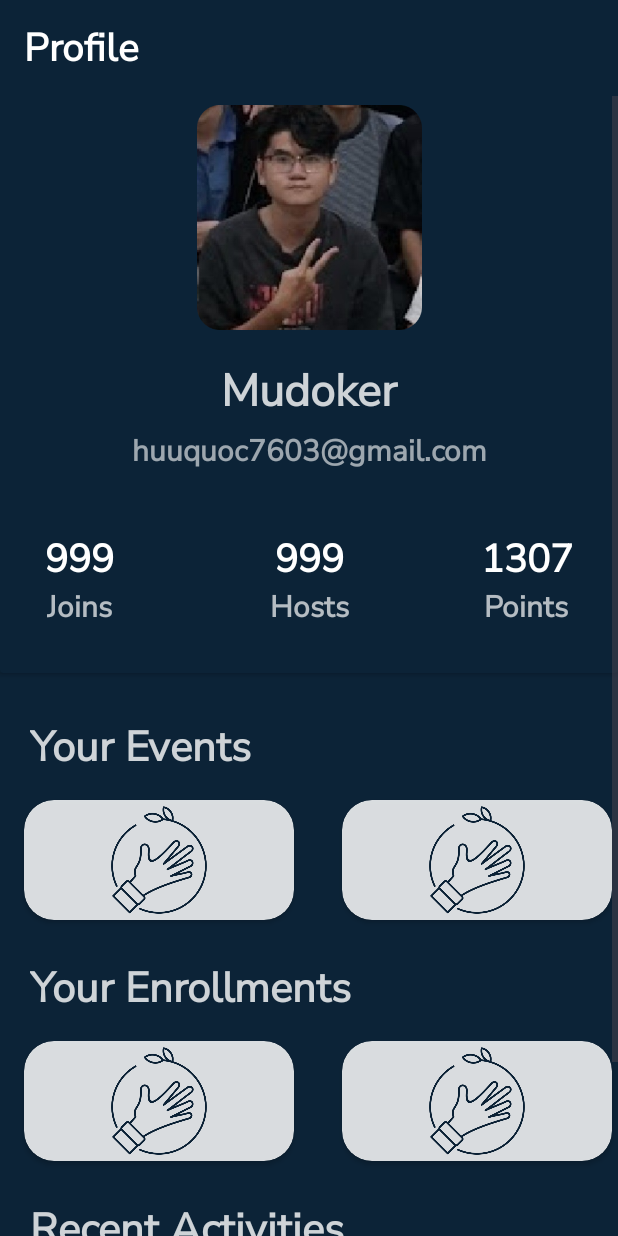
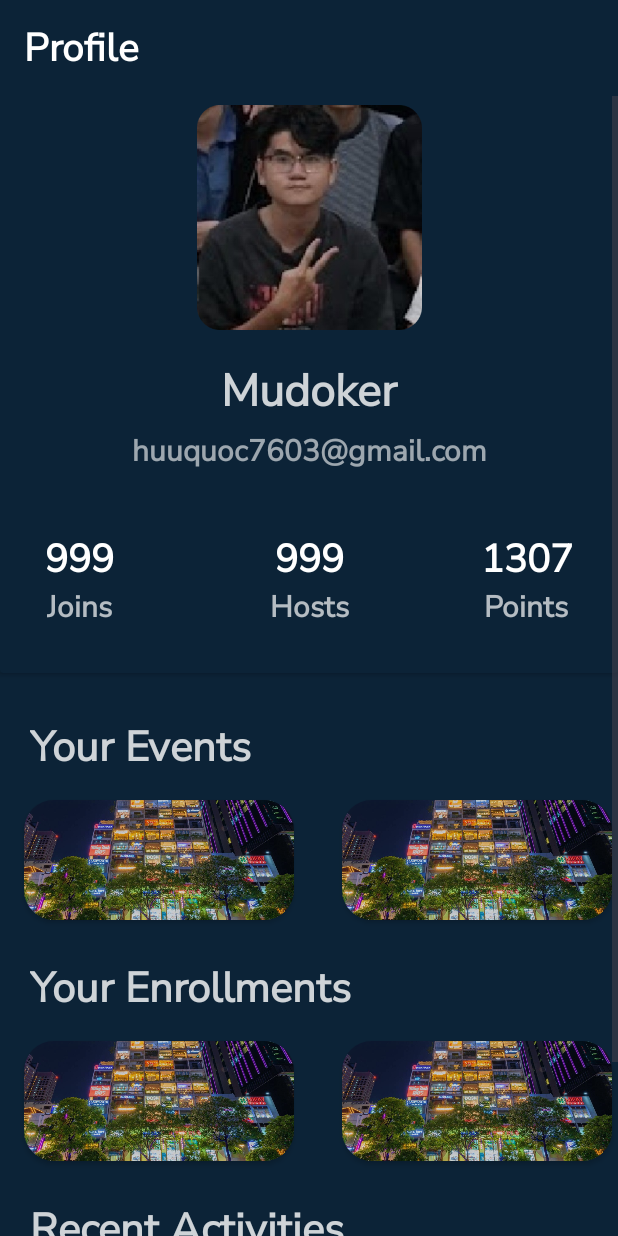
Before and after one commit to Mudoker/Greenify, an Android app: the SignUpActivity screen opened directly, with no data from a screen before it, on a phone screen of 412 x 824 dp. Run offline under Robolectric (Android 15) with nearby library versions, the phone set to English and light mode, and no system bars; Roboto replaces fonts that are not available here.

Commit message:
UI Profile view update + Fix app logo

```diff
--- a/app/src/main/res/layout/activity_walk_through_slider.xml
+++ b/app/src/main/res/layout/activity_walk_through_slider.xml
@@ -43,7 +43,7 @@
         android:fontFamily="@font/nunito_sans"
         android:textSize="23sp"
         android:textAlignment="center"
-        android:textStyle="bold"
+        android:textStyle="italic"
         android:textColor="@color/white"
         android:layout_marginHorizontal="15dp"
         android:alpha="0.6"
--- a/app/src/main/res/layout/fragment_profile.xml
+++ b/app/src/main/res/layout/fragment_profile.xml
@@ -234,14 +234,13 @@
                         app:cardCornerRadius="20dp"
                         android:clickable="true"
                         android:alpha="0.85"
-                        android:backgroundTint="@color/white"
                         android:layout_margin="16dp">
 
                         <androidx.constraintlayout.utils.widget.ImageFilterView
-                            android:layout_width="wrap_content"
-                            android:layout_height="wrap_content"
-                            android:src="@drawable/ic_outreach"
-                            android:tint="@color/dark_blue" />
+                            android:layout_width="match_parent"
+                            android:layout_height="match_parent"
+                            android:scaleType="centerCrop"
+                            android:src="@drawable/test" />
 
                     </androidx.cardview.widget.CardView>
 
@@ -258,8 +257,8 @@
                         <androidx.constraintlayout.utils.widget.ImageFilterView
                             android:layout_width="wrap_content"
                             android:layout_height="wrap_content"
-                            android:src="@drawable/ic_outreach"
-                            android:tint="@color/dark_blue" />
+                            android:scaleType="centerCrop"
+                            android:src="@drawable/test" />
 
                     </androidx.cardview.widget.CardView>
 
@@ -305,8 +304,8 @@
                         <androidx.constraintlayout.utils.widget.ImageFilterView
                             android:layout_width="wrap_content"
                             android:layout_height="wrap_content"
-                            android:src="@drawable/ic_outreach"
-                            android:tint="@color/dark_blue" />
+                            android:scaleType="centerCrop"
+                            android:src="@drawable/test" />
 
                     </androidx.cardview.widget.CardView>
 
@@ -322,8 +321,8 @@
                         <androidx.constraintlayout.utils.widget.ImageFilterView
                             android:layout_width="wrap_content"
                             android:layout_height="wrap_content"
-                            android:src="@drawable/ic_outreach"
-                            android:tint="@color/dark_blue" />
+                            android:scaleType="centerCrop"
+                            android:src="@drawable/test" />
 
                     </androidx.cardview.widget.CardView>
                 </LinearLayout>
@@ -358,20 +357,20 @@
                     android:layout_width="match_parent"
                     android:layout_height="wrap_content"
                     app:cardCornerRadius="20dp"
-                    android:backgroundTint="@color/white"
-                    android:alpha="0.85">
+                    android:backgroundTint="@color/gray_50">
 
                     <LinearLayout
                         android:layout_width="match_parent"
                         android:layout_height="wrap_content">
 
-                        <androidx.constraintlayout.utils.widget.ImageFilterView
+                        <com.google.android.material.imageview.ShapeableImageView
                             android:id="@+id/profile_img_recent_act"
                             android:layout_width="80dp"
                             android:layout_height="80dp"
-                            android:src="@drawable/ic_outreach"
-                            android:tint="@color/dark_blue"
-                            android:layout_margin="10dp" />
+                            android:layout_margin="10dp"
+                            app:shapeAppearanceOverlay="@style/circularImageViewShape"
+                            android:src="@drawable/test"
+                            android:scaleType="centerCrop" />
 
                         <LinearLayout
                             android:layout_width="0dp"
@@ -386,8 +385,9 @@
                                 android:layout_width="wrap_content"
                                 android:layout_height="wrap_content"
                                 android:text="@string/event_title"
-                                android:textColor="@color/dark_blue"
+                                android:textColor="@color/white"
                                 android:textSize="26sp"
+                                android:fontFamily="@font/nunito_sans"
                                 android:textStyle="bold"
                                 android:alpha="0.8" />
 
@@ -396,7 +396,8 @@
                                 android:layout_width="wrap_content"
                                 android:layout_height="wrap_content"
                                 android:text="@string/hello_worlddddd"
-                                android:textColor="@color/dark_blue"
+                                android:textColor="@color/white"
+                                android:fontFamily="@font/nunito_sans"
                                 android:textSize="16sp"
                                 android:alpha="0.8" />
                         </LinearLayout>
@@ -410,6 +411,7 @@
                             android:textSize="22sp"
                             android:layout_gravity="center"
                             android:textStyle="bold"
+                            android:fontFamily="@font/nunito_sans"
                             android:layout_marginEnd="20dp" />
                     </LinearLayout>
                 </androidx.cardview.widget.CardView>
--- a/app/src/main/res/mipmap-anydpi-v26/ic_launcher.xml
+++ b/app/src/main/res/mipmap-anydpi-v26/ic_launcher.xml
@@ -1,5 +1,6 @@
 <?xml version="1.0" encoding="utf-8"?>
 <adaptive-icon xmlns:android="http://schemas.android.com/apk/res/android">
-    <background android:drawable="@color/ic_launcher_background"/>
-    <foreground android:drawable="@mipmap/quoc_ava"/>
+    <background android:drawable="@color/dark_blue"/>
+    <foreground android:drawable="@drawable/greenify_app_logo"/>
+
 </adaptive-icon>
--- a/app/src/main/res/mipmap-anydpi-v26/ic_launcher_round.xml
+++ b/app/src/main/res/mipmap-anydpi-v26/ic_launcher_round.xml
@@ -1,5 +1,5 @@
 <?xml version="1.0" encoding="utf-8"?>
 <adaptive-icon xmlns:android="http://schemas.android.com/apk/res/android">
-    <background android:drawable="@color/ic_launcher_background"/>
-    <foreground android:drawable="@mipmap/quoc_ava"/>
+    <background android:drawable="@color/dark_blue"/>
+    <foreground android:drawable="@drawable/greenify_app_logo"/>
 </adaptive-icon>
--- a/app/src/main/res/values/colors.xml
+++ b/app/src/main/res/values/colors.xml
@@ -7,4 +7,5 @@
     <color name="light_green_1">#90EE90</color>
     <color name="red">#ff3232</color>
     <color name="gray">#808080</color>
+    <color name="gray_50">#80808080</color>
 </resources>
--- /dev/null
+++ b/app/src/main/res/values/styles.xml
@@ -0,0 +1,8 @@
+<?xml version="1.0" encoding="utf-8"?>
+<resources>
+
+    <style name="circularImageViewShape">
+        <item name="cornerFamily">rounded</item>
+        <item name="cornerSize">50%</item>
+    </style>
+</resources>
```
Also changed, not shown: app/src/main/res/drawable/test.jpg (added).
